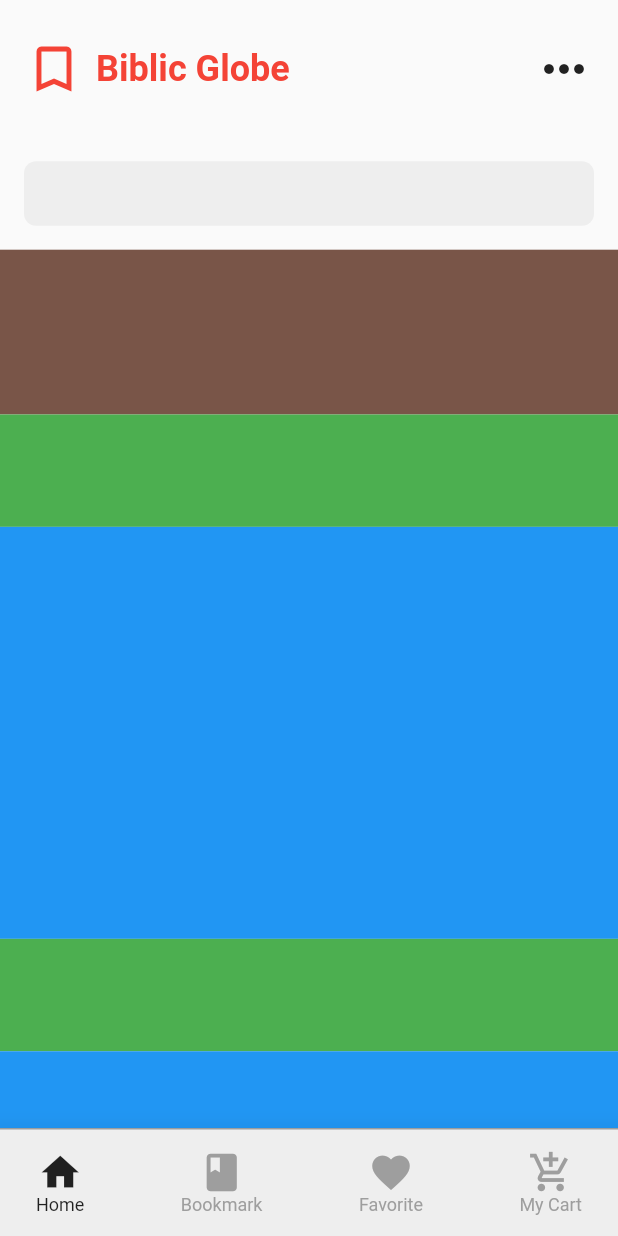
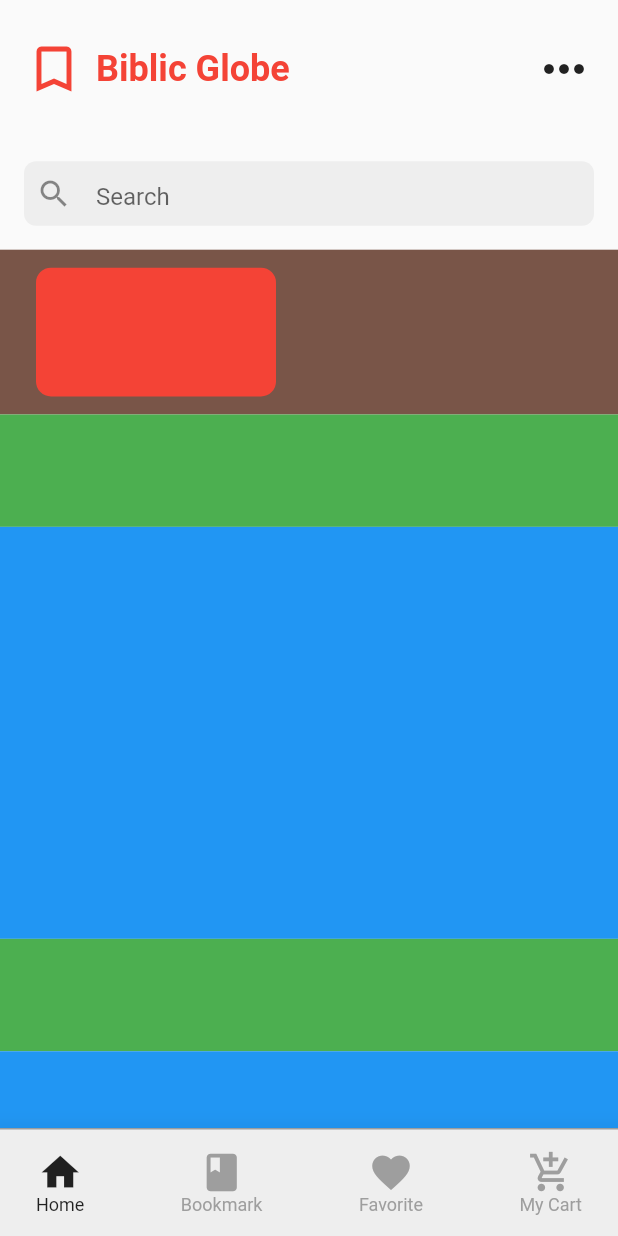
Before and after one commit to JAICHANGPARK/flutter_notebook_the_third_story, a Flutter app: the screen it shows after launch, on a phone screen of 412 x 824 dp. Run offline on Flutter 3.47's test engine with Material 2 defaults, Android fonts, the phone set to English and light mode, and no system bars; our stand-ins replace badges, dotted_border, fl_chart, google_fonts, page_transition, percent_indicator.

Commit message:
Update book_store_app.dart

```diff
--- a/lib/bookstore_app/book_store_app.dart
+++ b/lib/bookstore_app/book_store_app.dart
@@ -146,26 +146,36 @@ class _MainPageState extends State<MainPage> {
               Container(
                 height: deviceHeight / 11,
                 padding: EdgeInsets.symmetric(horizontal: 16, vertical: 16),
-
                 child: Container(
+                  padding: EdgeInsets.only(left: 8),
                   decoration: BoxDecoration(
                     color: Colors.grey[200],
                     borderRadius: BorderRadius.circular(8),
                   ),
                   child: TextField(
                     decoration: InputDecoration(
-                      border: InputBorder.none,
-
-                    ),
+                        border: InputBorder.none,
+                        hintText: "Search",
+                        icon: Icon(Icons.search)),
                   ),
                 ),
-
               ),
-
               //Best Seller , New items
               Container(
+                padding: EdgeInsets.only(left: 24, top: 12, bottom: 12),
                 height: deviceHeight / 7.5,
                 decoration: BoxDecoration(color: Colors.brown),
+                child: Row(
+                  children: <Widget>[
+                    Container(
+                      width: 160,
+                      decoration: BoxDecoration(
+                        color: Colors.red,
+                        borderRadius: BorderRadius.circular(10)
+                      ),
+                    )
+                  ],
+                ),
               ),
               // literature, classic, fantasy
               Container(
```
